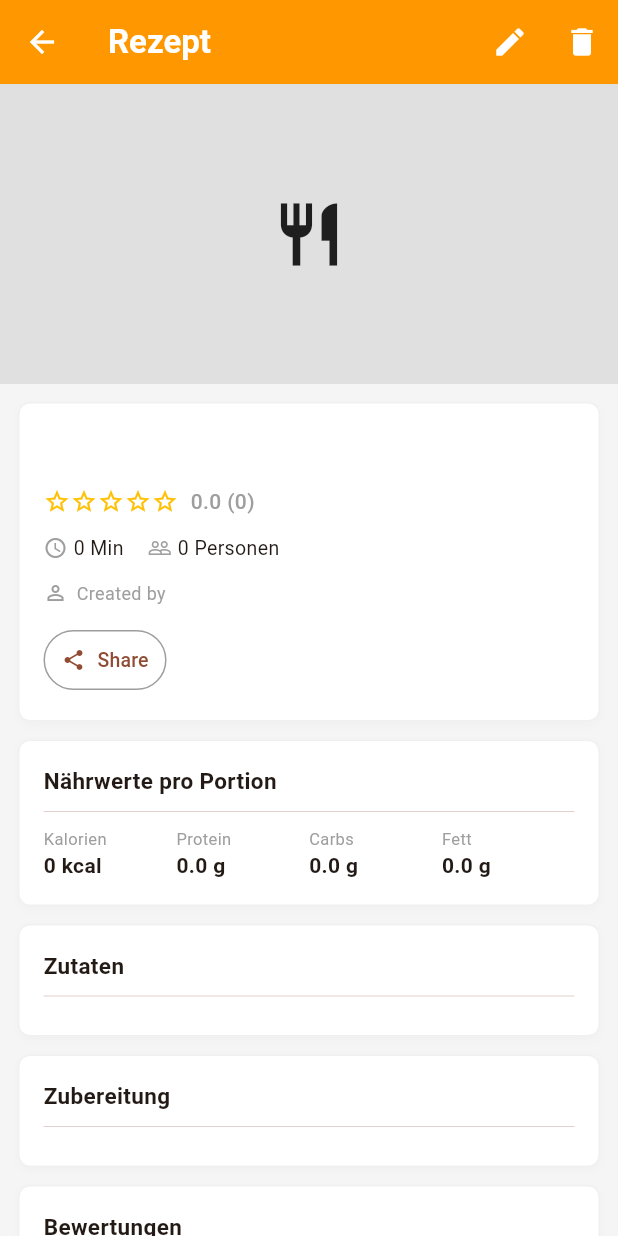
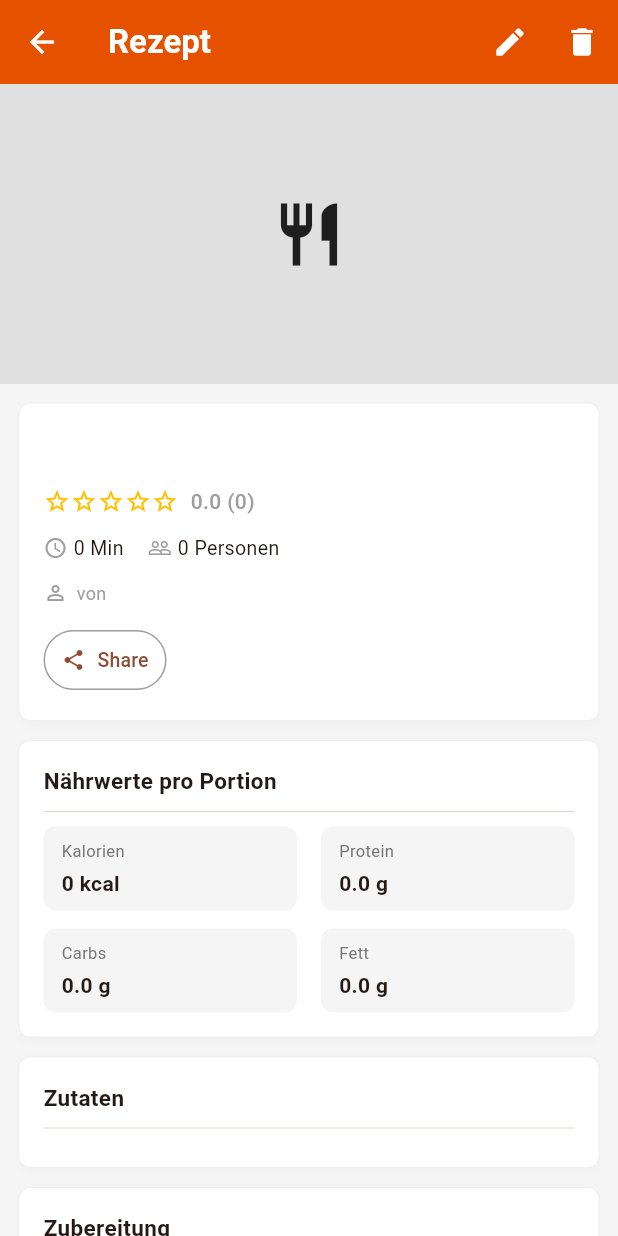
Before and after one commit to DongmoA/kochrezepte-app-ngamga, a Flutter app: the RecipeDetailScreen screen opened directly with empty values, on a phone screen of 412 x 824 dp. Run offline on Flutter 3.47's test engine with Material 3 defaults, Android fonts, the light colour scheme and no system bars; our stand-ins replace image_picker, share_plus, supabase_flutter; accounts and stored records are empty; statements that could not run were skipped.

Commit message:
view , card and color modification

```diff
--- a/lib/models/recipe.dart
+++ b/lib/models/recipe.dart
@@ -39,7 +39,7 @@
   final List<String> tags; // list of tag names
 
   // user who created the recipe
-   final String? ownerEmail;
+   final String? ownerName;
 
   Recipe({
     this.id,
@@ -58,7 +58,7 @@
     this.ingredients = const [],
     this.steps = const [],
     this.tags = const [],
-    this.ownerEmail,
+    this.ownerName,
   });
 
   /// Helper: gère nutrition renvoyé sous forme Map OU List<Map> (0..1)
@@ -83,6 +83,7 @@
 
       title: (json['title'] ?? '').toString(),
       imageUrl: json['image_url']?.toString(),
+      ownerName: json['ownername']?.toString(), // NEW
 
       durationMinutes: (json['duration_minutes'] as num?)?.toInt() ?? 0,
       servings: (json['servings'] as num?)?.toInt() ?? 1,
--- a/lib/pages/Recipe/recipe_detail_page.dart
+++ b/lib/pages/Recipe/recipe_detail_page.dart
@@ -134,7 +134,8 @@
   }
 
   Widget _buildCreatorInfo() {
-    if (widget.recipe.ownerEmail == null) return const SizedBox.shrink();
+
+    if (widget.recipe.ownerName == null) return const SizedBox.shrink();
 
     return Padding(
       padding: const EdgeInsets.only(top: 12),
@@ -143,7 +144,7 @@
           const Icon(Icons.person_outline, size: 16, color: Colors.grey),
           const SizedBox(width: 6),
           Text(
-            'Created by ${widget.recipe.ownerEmail}',
+            'von ${widget.recipe.ownerName}',
             style: const TextStyle(fontSize: 12, color: Colors.grey),
           ),
         ],
@@ -173,7 +174,7 @@
     return Scaffold(
       backgroundColor: const Color(0xFFF5F5F5),
       appBar: AppBar(
-        backgroundColor: Colors.orange,
+        backgroundColor: const Color(0xFFE65100),
         elevation: 0,
         title: const Text(
           'Rezept',
@@ -277,32 +278,44 @@
                   if (_hasNutritionInfo(recipe))
                     _buildSectionCard(
                       title: "Nährwerte pro Portion",
-                      child: Row(
-                        mainAxisAlignment: MainAxisAlignment.spaceBetween,
+                      child: Column(
+                        children: [
+                          // Erste Reihe: Kalorien und Protein
+                          Row(
                             children: [
                               if (recipe.calories != null)
-                            _buildNutritionMini(
+                                _buildNutritionCard(
                                   recipe.calories.toString(),
                                   "kcal",
                                   "Kalorien",
                                 ),
+                              if (recipe.calories != null) const SizedBox(width: 16),
                               if (recipe.protein != null)
-                            _buildNutritionMini(
+                                _buildNutritionCard(
                                   recipe.protein.toString(),
                                   "g",
                                   "Protein",
                                 ),
+                            ],
+                          ),
+                          const SizedBox(height: 12),
+                          // Zweite Reihe: Carbs und Fett
+                          Row(
+                            children: [
                               if (recipe.carbs != null)
-                            _buildNutritionMini(
+                                _buildNutritionCard(
                                   recipe.carbs.toString(),
                                   "g",
                                   "Carbs",
                                 ),
+                              if (recipe.carbs != null) const SizedBox(width: 16),
                               if (recipe.fat != null)
-                            _buildNutritionMini(
+                                _buildNutritionCard(
                                   recipe.fat.toString(),
                                   "g",
                                   "Fett",
+                                ),
+                            ],
                           ),
                         ],
                       ),
@@ -434,6 +447,32 @@
     );
   }
 
+  Widget _buildNutritionCard(String value, String unit, String label) {
+    return Expanded(
+      child: Container(
+        padding: const EdgeInsets.symmetric(horizontal: 12, vertical: 8),
+        decoration: BoxDecoration(
+          color: Colors.grey[100],
+          borderRadius: BorderRadius.circular(8),
+        ),
+        child: Column(
+          crossAxisAlignment: CrossAxisAlignment.start,
+          children: [
+            Text(
+              label,
+              style: TextStyle(fontSize: 11, color: Colors.grey[600]),
+            ),
+            const SizedBox(height: 4),
+            Text(
+              "$value $unit",
+              style: const TextStyle(fontSize: 14, fontWeight: FontWeight.bold),
+            ),
+          ],
+        ),
+      ),
+    );
+  }
+
   Widget _buildNutritionMini(String value, String unit, String label) {
     return Expanded(
       child: Column(
--- a/lib/pages/home.dart
+++ b/lib/pages/home.dart
@@ -431,7 +431,7 @@
                                 mainAxisSpacing: 16,
                                 childAspectRatio: crossAxisCount == 1
                                     ? 1.1
-                                    : 0.85,
+                                    : 0.99,
                               ),
                           itemCount: _recipes.length,
                           itemBuilder: (context, index) {
--- a/lib/supabase/auth_service.dart
+++ b/lib/supabase/auth_service.dart
@@ -1,4 +1,5 @@
 
+import 'package:flutter/widgets.dart';
 import 'package:kochrezepte_app/supabase/supabase_client.dart';
 import 'package:supabase_flutter/supabase_flutter.dart'; // Nécessaire pour PostgrestException
 
@@ -71,7 +72,7 @@
           .single();
       return data;
     } catch (e) {
-      print('Erreur getProfile: $e');
+      debugPrint('Error getProfile: $e');
       return null;
     }
   }
```
Also changed, not shown: lib/supabase/database_service.dart (+51 -13 lines). Lines whose indentation alone changed are shown as unchanged.
